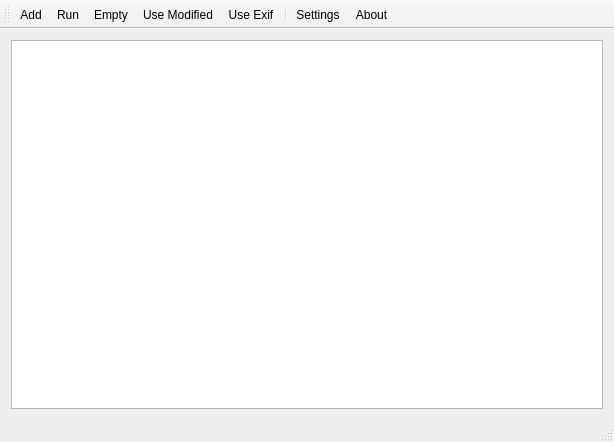
congchenutd/Renamer, file MainWindow.ui: the form before one commit.
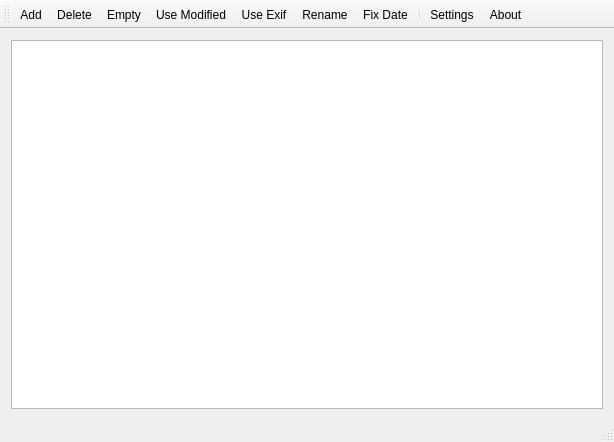
The form after the commit. Icons and pictures are not drawn.

Commit message: + FixDate + Delete rows

Diff of the .ui file:
```diff
--- a/MainWindow.ui
+++ b/MainWindow.ui
@@ -70,10 +70,12 @@
     <bool>false</bool>
    </attribute>
    <addaction name="actionAdd"/>
-   <addaction name="actionRun"/>
+   <addaction name="actionDel"/>
    <addaction name="actionEmpty"/>
    <addaction name="actionUseModified"/>
    <addaction name="actionUseExif"/>
+   <addaction name="actionRename"/>
+   <addaction name="actionFixDate"/>
    <addaction name="separator"/>
    <addaction name="actionSettings"/>
    <addaction name="actionAbout"/>
@@ -88,13 +90,16 @@
     <string>Add</string>
    </property>
   </action>
-  <action name="actionRun">
+  <action name="actionRename">
    <property name="icon">
     <iconset resource="Resources.qrc">
      <normaloff>:/Images/Renamer.png</normaloff>:/Images/Renamer.png</iconset>
    </property>
    <property name="text">
-    <string>Run</string>
+    <string>Rename</string>
+   </property>
+   <property name="toolTip">
+    <string>Rename</string>
    </property>
   </action>
   <action name="actionSettings">
@@ -145,6 +150,24 @@
     <string>Use Modified</string>
    </property>
   </action>
+  <action name="actionFixDate">
+   <property name="icon">
+    <iconset resource="Resources.qrc">
+     <normaloff>:/Images/DateEdit.png</normaloff>:/Images/DateEdit.png</iconset>
+   </property>
+   <property name="text">
+    <string>Fix Date</string>
+   </property>
+  </action>
+  <action name="actionDel">
+   <property name="icon">
+    <iconset resource="Resources.qrc">
+     <normaloff>:/Images/Delete.png</normaloff>:/Images/Delete.png</iconset>
+   </property>
+   <property name="text">
+    <string>Delete</string>
+   </property>
+  </action>
  </widget>
  <layoutdefault spacing="6" margin="11"/>
  <resources>
```
The commit also changes 6 other files.
